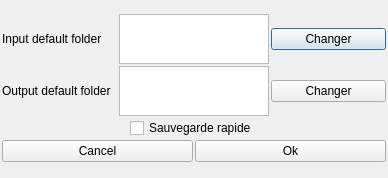
Qt form preferencesdialog.ui (TheKamouth/Gliltchlab) before a commit.
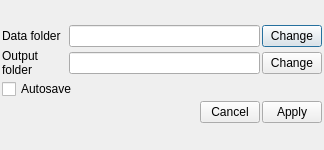
The same form after that commit.

Commit message: Added ControlPointGraphicsItem Added UserDataManager to handle local input data Improved Timeline and TimeLineView Add ReadSourceNodes (source=input) to INode Added ClipBase class and started to use it in tracks Added MathUtils.h

```diff
--- a/preferencesdialog.ui
+++ b/preferencesdialog.ui
@@ -6,8 +6,8 @@
    <rect>
     <x>0</x>
     <y>0</y>
-    <width>388</width>
-    <height>178</height>
+    <width>324</width>
+    <height>150</height>
    </rect>
   </property>
   <property name="windowTitle">
@@ -35,8 +35,14 @@
       <layout class="QHBoxLayout" name="horizontalLayout">
        <item>
         <widget class="QLabel" name="label">
+         <property name="minimumSize">
+          <size>
+           <width>65</width>
+           <height>0</height>
+          </size>
+         </property>
          <property name="text">
-          <string>Input default folder</string>
+          <string>Data folder</string>
          </property>
          <property name="wordWrap">
           <bool>true</bool>
@@ -44,28 +50,18 @@
         </widget>
        </item>
        <item>
-        <widget class="QTextBrowser" name="textBrowserInputFolder">
-         <property name="enabled">
-          <bool>true</bool>
-         </property>
-         <property name="sizePolicy">
-          <sizepolicy hsizetype="Minimum" vsizetype="Minimum">
-           <horstretch>0</horstretch>
-           <verstretch>0</verstretch>
-          </sizepolicy>
-         </property>
-         <property name="maximumSize">
-          <size>
-           <width>150</width>
-           <height>50</height>
-          </size>
-         </property>
-        </widget>
+        <widget class="QLineEdit" name="le_dataFolder"/>
        </item>
        <item>
         <widget class="QPushButton" name="pushButton">
+         <property name="maximumSize">
+          <size>
+           <width>60</width>
+           <height>16777215</height>
+          </size>
+         </property>
          <property name="text">
-          <string>Changer</string>
+          <string>Change</string>
          </property>
         </widget>
        </item>
@@ -75,8 +71,14 @@
       <layout class="QHBoxLayout" name="horizontalLayout_2">
        <item>
         <widget class="QLabel" name="label_2">
+         <property name="minimumSize">
+          <size>
+           <width>65</width>
+           <height>0</height>
+          </size>
+         </property>
          <property name="text">
-          <string>Output default folder</string>
+          <string>Output folder</string>
          </property>
          <property name="wordWrap">
           <bool>true</bool>
@@ -84,55 +86,18 @@
         </widget>
        </item>
        <item>
-        <widget class="QTextBrowser" name="textBrowserOutputFolder">
-         <property name="enabled">
-          <bool>true</bool>
-         </property>
-         <property name="sizePolicy">
-          <sizepolicy hsizetype="Minimum" vsizetype="Minimum">
-           <horstretch>0</horstretch>
-           <verstretch>0</verstretch>
-          </sizepolicy>
-         </property>
-         <property name="maximumSize">
-          <size>
-           <width>150</width>
-           <height>50</height>
-          </size>
-         </property>
-         <property name="layoutDirection">
-          <enum>Qt::LeftToRight</enum>
-         </property>
-         <property name="inputMethodHints">
-          <set>Qt::ImhNone</set>
-         </property>
-         <property name="frameShadow">
-          <enum>QFrame::Plain</enum>
-         </property>
-         <property name="sizeAdjustPolicy">
-          <enum>QAbstractScrollArea::AdjustIgnored</enum>
-         </property>
-         <property name="autoFormatting">
-          <set>QTextEdit::AutoNone</set>
-         </property>
-         <property name="lineWrapMode">
-          <enum>QTextEdit::WidgetWidth</enum>
-         </property>
-         <property name="tabStopWidth">
-          <number>80</number>
-         </property>
-         <property name="cursorWidth">
-          <number>1</number>
-         </property>
-         <property name="openLinks">
-          <bool>false</bool>
-         </property>
-        </widget>
+        <widget class="QLineEdit" name="le_outputFolder"/>
        </item>
        <item>
         <widget class="QPushButton" name="pushButton_2">
+         <property name="maximumSize">
+          <size>
+           <width>60</width>
+           <height>16777215</height>
+          </size>
+         </property>
          <property name="text">
-          <string>Changer</string>
+          <string>Change</string>
          </property>
         </widget>
        </item>
@@ -155,16 +120,48 @@
           <string>Save output at default output folder on &quot;Save&quot; press. Output file is named:&quot;gliltch&quot; + date/time stamp + &quot;.png&quot;</string>
          </property>
          <property name="text">
-          <string>Sauvegarde rapide</string>
+          <string>Autosave</string>
          </property>
         </widget>
        </item>
+       <item>
+        <spacer name="horizontalSpacer">
+         <property name="orientation">
+          <enum>Qt::Horizontal</enum>
+         </property>
+         <property name="sizeHint" stdset="0">
+          <size>
+           <width>40</width>
+           <height>20</height>
+          </size>
+         </property>
+        </spacer>
+       </item>
       </layout>
      </item>
      <item>
       <layout class="QHBoxLayout" name="horizontalLayout_5">
+       <item>
+        <spacer name="horizontalSpacer_2">
+         <property name="orientation">
+          <enum>Qt::Horizontal</enum>
+         </property>
+         <property name="sizeHint" stdset="0">
+          <size>
+           <width>40</width>
+           <height>20</height>
+          </size>
+         </property>
+        </spacer>
+       </item>
        <item>
         <widget class="QPushButton" name="pushButton_4">
+         <property name="maximumSize">
+          <size>
+           <width>60</width>
+           <height>16777215</height>
+          </size>
+         </property>
          <property name="text">
           <string>Cancel</string>
          </property>
@@ -172,8 +169,14 @@
        </item>
        <item>
         <widget class="QPushButton" name="pushButton_3">
+         <property name="maximumSize">
+          <size>
+           <width>60</width>
+           <height>16777215</height>
+          </size>
+         </property>
          <property name="text">
-          <string>Ok</string>
+          <string>Apply</string>
          </property>
         </widget>
        </item>
```
The commit also changes 56 other files.
